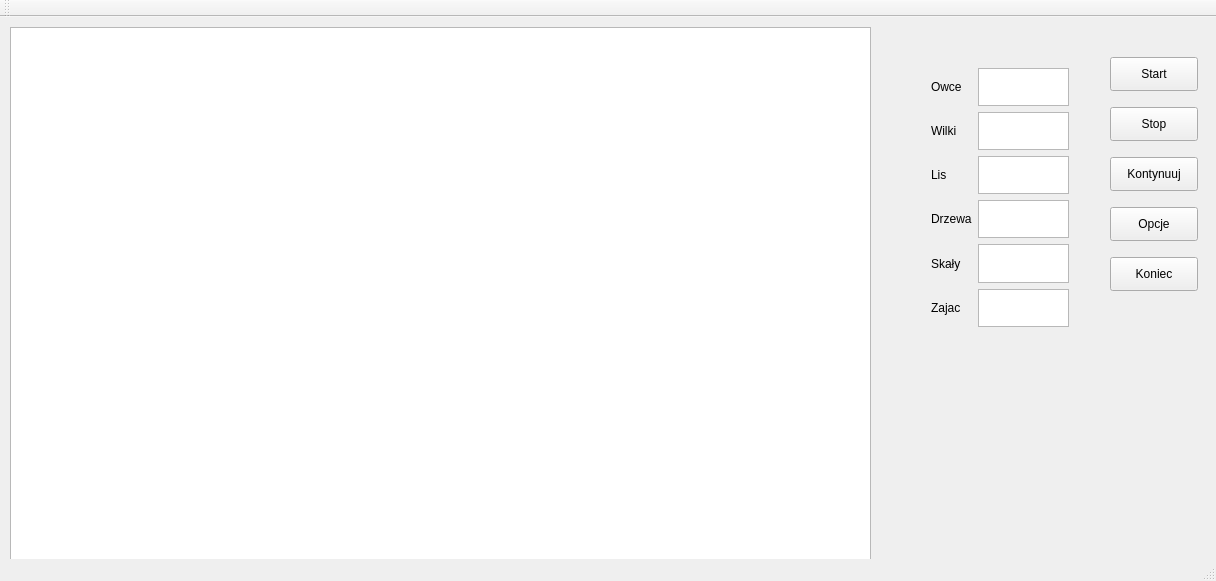
Before: the Qt Designer form mainwindow.ui in alicjaobara/projekt_pjc, drawn with Qt 5.
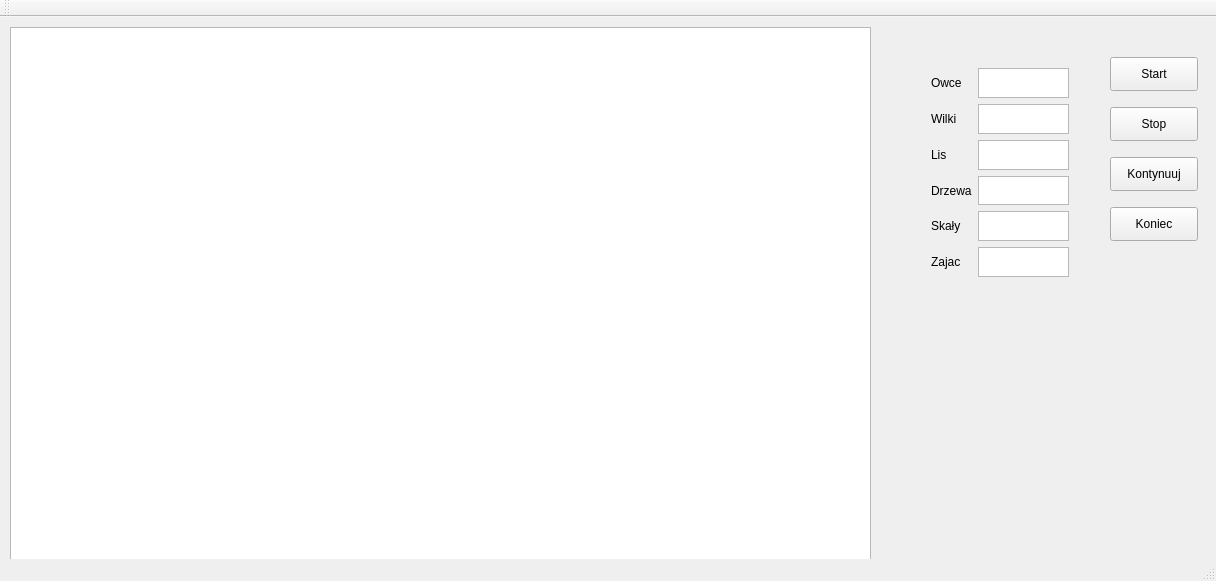
After: the same form once the commit is applied.

Patch:
```diff
--- a/mainwindow.ui
+++ b/mainwindow.ui
@@ -40,19 +40,6 @@
      <bool>false</bool>
     </property>
    </widget>
-   <widget class="QPushButton" name="pushButton_2">
-    <property name="geometry">
-     <rect>
-      <x>1110</x>
-      <y>190</y>
-      <width>88</width>
-      <height>34</height>
-     </rect>
-    </property>
-    <property name="text">
-     <string>Opcje</string>
-    </property>
-   </widget>
    <widget class="QPushButton" name="pushButton_3">
     <property name="geometry">
      <rect>
@@ -70,7 +57,7 @@
     <property name="geometry">
      <rect>
       <x>1110</x>
-      <y>240</y>
+      <y>190</y>
       <width>88</width>
       <height>34</height>
      </rect>
@@ -98,7 +85,7 @@
       <x>920</x>
       <y>40</y>
       <width>160</width>
-      <height>281</height>
+      <height>231</height>
      </rect>
     </property>
     <layout class="QGridLayout" name="gridLayout">
```
